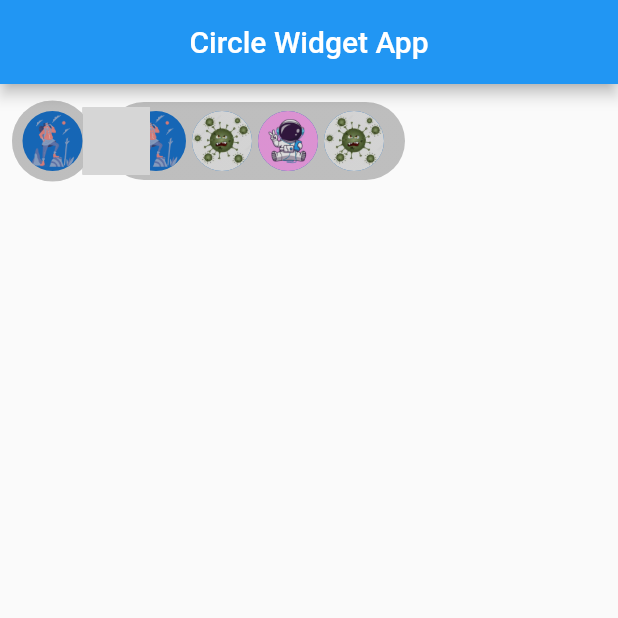
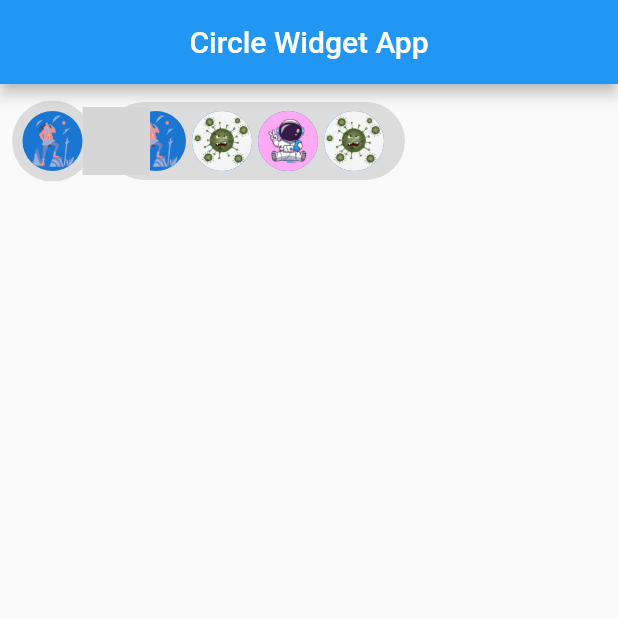
Before and after one commit to Usman2461/chipandchips, a Flutter app: the screen it shows after launch, on a phone screen of 412 x 824 dp, the top half of it. Run offline on Flutter 3.47's test engine with Material 2 defaults, Android fonts, the phone set to English and light mode, and no system bars; our stand-ins replace flutter_svg; grey boxes are pictures that could not be loaded.

Commit message:
svg error removed and colors feature removed

```diff
--- a/lib/screens/main_Screen.dart
+++ b/lib/screens/main_Screen.dart
@@ -17,11 +17,7 @@ class MainScreen extends StatelessWidget {
             FriendsProfiles: ["assets/ast11.png",
               "assets/images22.png",
               "assets/astrono.png",
-            "assets/images22.png"], userProfile: '', trayColor: [
-            Color(0xffdcdcdc),
-            Color(0xffdcdcdc),
-            Color(0xffdcdcdc)
-          ],)
+            "assets/images22.png"], userProfile: '',)
 
         ],),
       ),
--- a/lib/widgets/clippedChip.dart
+++ b/lib/widgets/clippedChip.dart
@@ -5,31 +5,17 @@ class ClippedChip extends StatelessWidget {
   String userProfile;
   List<String> FriendsProfiles = [];
   double width = 50;
-  List<Color> trayColor;
 
   ClippedChip(
       {Key? key,
       required this.userProfile,
       required this.FriendsProfiles,
-      this.trayColor = const [
-        Color(0xffdcdcdc),
-        Color(0xffdcdcdc),
-        Color(0xffdcdcdc)
-      ]})
+    })
       : super(key: key);
 
   @override
   Widget build(BuildContext context) {
-    return ShaderMask(
-      shaderCallback: (Rect bounds) {
-        return RadialGradient(
-          center: Alignment.topLeft,
-          radius: 1.0,
-          colors: trayColor,
-          tileMode: TileMode.mirror,
-        ).createShader(bounds);
-      },
-      child: Container(
+    return Container(
       height: 60.0,
       child: Stack(
         alignment: Alignment.center,
@@ -38,6 +24,7 @@ class ClippedChip extends StatelessWidget {
               left: 47,
               child: SvgPicture.asset(
                   "assets/connector.svg",
+                  color: Color(0xffdcdcdc),
                   height: 45,
                   semanticsLabel: 'Acme Logo'
               ),),
@@ -80,7 +67,6 @@ class ClippedChip extends StatelessWidget {
           ),
         ],
       ),
-      ),
     );
   }
 }
```
Also changed, not shown: assets/connector.svg. Lines whose indentation alone changed are shown as unchanged.
